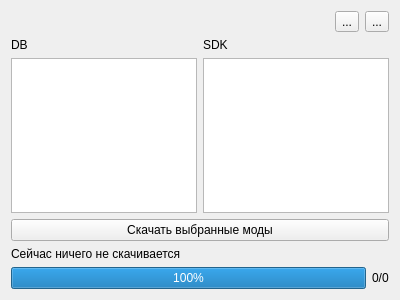
Before: the Qt Designer form src/ManagerWindow.ui in sabudilovskiy/MagicBoxReduxCmake, drawn with Qt 5.
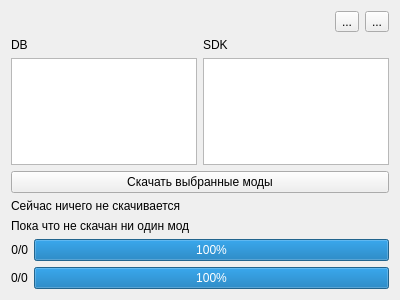
After: the same form once the commit is applied.

What changed in the file:
```diff
--- a/src/ManagerWindow.ui
+++ b/src/ManagerWindow.ui
@@ -114,16 +114,59 @@
    <item>
     <layout class="QHBoxLayout" name="horizontalLayout_6">
      <item>
-      <widget class="QProgressBar" name="progressBar">
+      <widget class="QLabel" name="label_downloaded_mod">
+       <property name="text">
+        <string>Пока что не скачан ни один мод</string>
+       </property>
+      </widget>
+     </item>
+    </layout>
+   </item>
+   <item>
+    <layout class="QFormLayout" name="formLayout">
+     <item row="1" column="1">
+      <widget class="QProgressBar" name="progressBar_bytes">
+       <property name="sizePolicy">
+        <sizepolicy hsizetype="Expanding" vsizetype="Fixed">
+         <horstretch>0</horstretch>
+         <verstretch>0</verstretch>
+        </sizepolicy>
+       </property>
        <property name="value">
         <number>100</number>
        </property>
       </widget>
      </item>
-     <item>
-      <widget class="QLabel" name="label_progress">
+     <item row="1" column="0">
+      <widget class="QLabel" name="label_bytes">
+       <property name="sizePolicy">
+        <sizepolicy hsizetype="Maximum" vsizetype="Preferred">
+         <horstretch>0</horstretch>
+         <verstretch>0</verstretch>
+        </sizepolicy>
+       </property>
+       <property name="layoutDirection">
+        <enum>Qt::LeftToRight</enum>
+       </property>
        <property name="text">
         <string>0/0</string>
+       </property>
+       <property name="alignment">
+        <set>Qt::AlignRight|Qt::AlignTrailing|Qt::AlignVCenter</set>
+       </property>
+      </widget>
+     </item>
+     <item row="3" column="0">
+      <widget class="QLabel" name="label_mods">
+       <property name="text">
+        <string>0/0</string>
+       </property>
+      </widget>
+     </item>
+     <item row="3" column="1">
+      <widget class="QProgressBar" name="progressBar_mods">
+       <property name="value">
+        <number>100</number>
        </property>
       </widget>
      </item>
```
Left out of the diff: 2 changed lines with no effect on the pictures.
